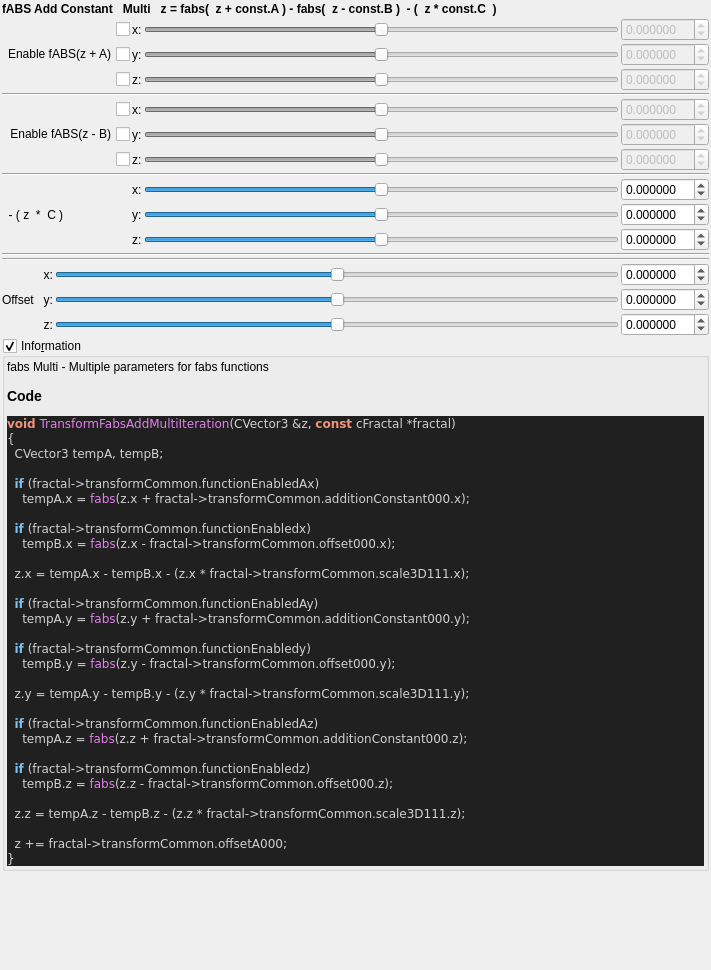
buddhi1980/mandelbulber2, file mandelbulber2/qt_data/fractal_transf_fabs_add_multi.ui: the form before one commit.
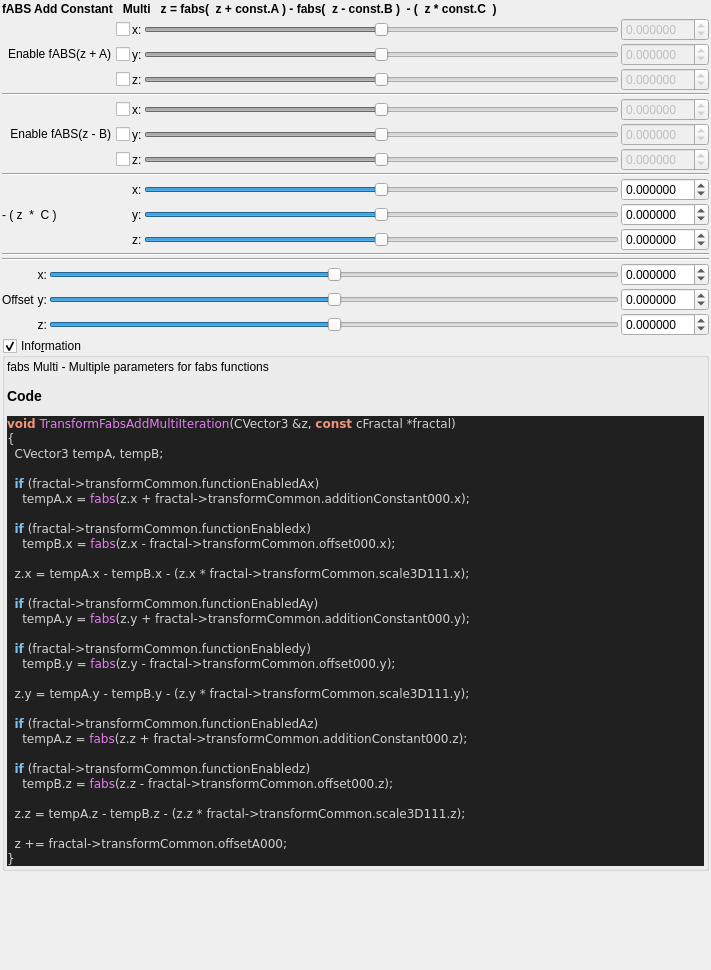
The form after the commit. Custom widgets are drawn as their Qt base class.

```diff
--- a/mandelbulber2/qt_data/fractal_transf_fabs_add_multi.ui
+++ b/mandelbulber2/qt_data/fractal_transf_fabs_add_multi.ui
@@ -366,7 +366,7 @@
      <item row="10" column="0">
       <widget class="QLabel" name="label">
        <property name="text">
-        <string>  - ( z  *  C )</string>
+        <string>- ( z  *  C )</string>
        </property>
       </widget>
      </item>
@@ -764,7 +764,7 @@
      <item row="2" column="0">
       <widget class="QLabel" name="label_259">
        <property name="text">
-        <string>Offset  </string>
+        <string>Offset</string>
        </property>
       </widget>
      </item>
```
